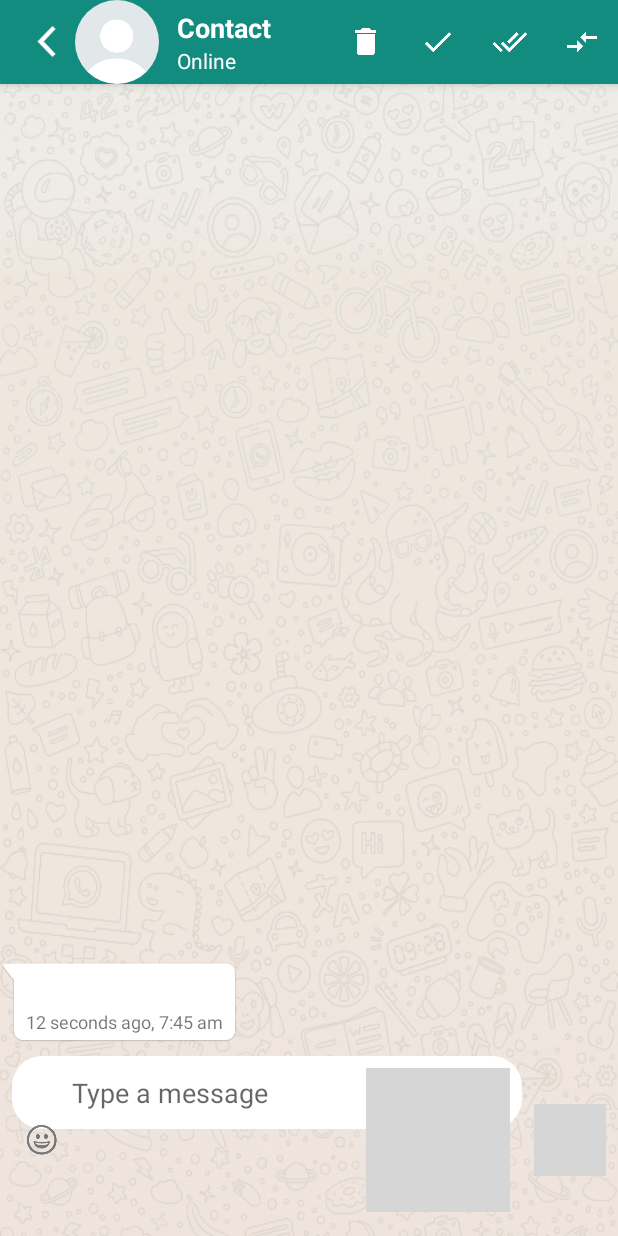
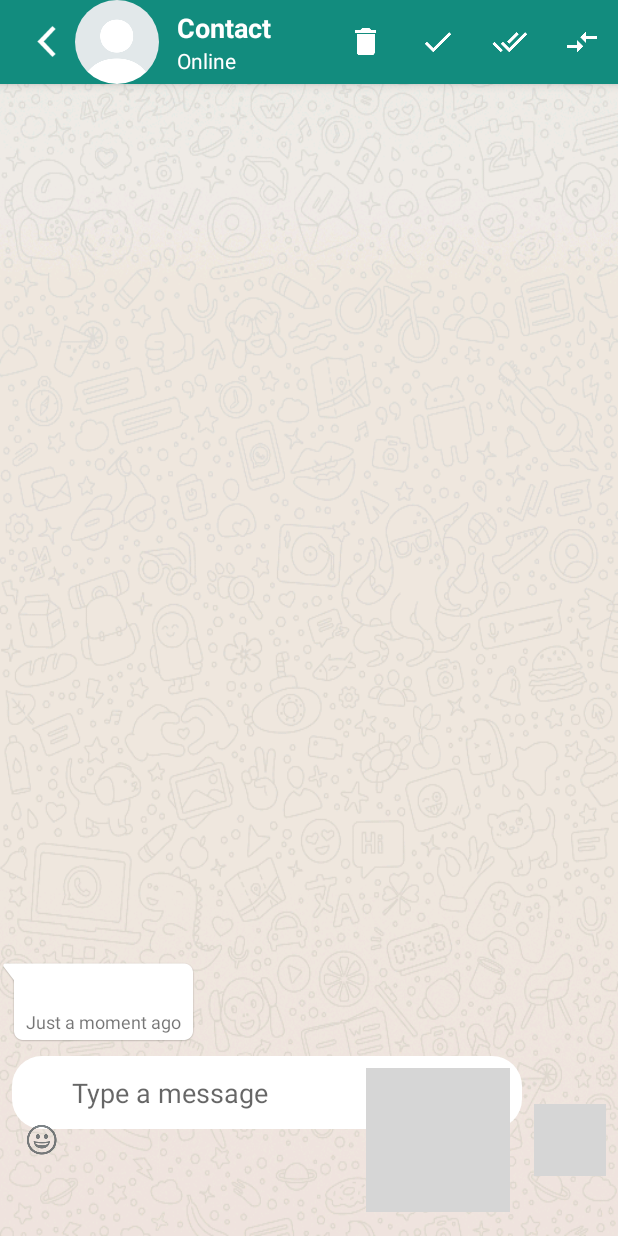
Before and after one commit to chilinoodle/OMAC_TrainingTask4, an Android app: the ConversationActivity screen opened directly, with no data from a screen before it, after a tap on an icon or button, on a phone screen of 412 x 824 dp. Run offline under Robolectric (Android 15) with nearby library versions, the light colour scheme and no system bars; our stand-ins replace CircleImageView; grey boxes are pictures that could not be loaded.

Commit message:
clean up and minor logical errors correction. added time to a message. opening image in a new activity

```diff
--- a/app/src/main/java/com/mjdroid/omactrainingtask4/ChatAdapter.java
+++ b/app/src/main/java/com/mjdroid/omactrainingtask4/ChatAdapter.java
@@ -12,9 +12,11 @@ import android.widget.ImageView;
 import android.widget.LinearLayout;
 import android.widget.RelativeLayout;
 import android.widget.TextView;
+import java.io.File;
+import java.text.SimpleDateFormat;
+import java.util.ArrayList;
+import java.util.Calendar;
 
-import java.io.File;
-import java.util.ArrayList;
 
 /**
  * Created by Mazen on 3/17/2018.
@@ -33,34 +35,81 @@ public class ChatAdapter extends ArrayAdapter<ChatMsg> {
             chatItemView = LayoutInflater.from(getContext()).inflate(R.layout.chat_item, parent, false);
         }
 
+        ImageView mainImage = (ImageView) chatItemView.findViewById(R.id.main_image);
+        TextView mainMsg = (TextView) chatItemView.findViewById(R.id.main_msg);
+
         ChatMsg currentMsg = getItem(position);
 
-        if (currentMsg.getImageFileName() != null) {
-            ImageView imageView = (ImageView) chatItemView.findViewById(R.id.main_image);
-            imageView.setVisibility(View.VISIBLE);
+        /*Log.v("ChatMsg at",""+position);
+        Log.v("Text", currentMsg.getMsg());
+        Log.v("state", "" + currentMsg.getState());
+        Log.v("Time", "" + currentMsg.getMsgTime());
+        Log.v("Has image", "" + currentMsg.hasImage());
+        Log.v("Has video", "" + currentMsg.hasVideo());
+        Log.v("------","------");*/
+
+        Bitmap imageBM;
+
+        if (currentMsg.hasImage()) {
+
             String pathAndName = currentMsg.getImageFileName();
             File image = new File(pathAndName);
-            Bitmap imageBM = BitmapFactory.decodeFile(image.getAbsolutePath());
-            imageView.setImageBitmap(imageBM);
+            imageBM = BitmapFactory.decodeFile(image.getAbsolutePath());
+            mainImage.setVisibility(View.VISIBLE);
+            mainMsg.setVisibility(View.GONE);
+
+            try {
+                int height = imageBM.getHeight();
+                int width = imageBM.getWidth();
+                Bitmap imageBMTN = Bitmap.createScaledBitmap(imageBM, width / 10, height / 10, false);
+                mainImage.setImageBitmap(imageBMTN);
+            }
+            catch (NullPointerException e) {
+                mainImage.setVisibility(View.GONE);
+                mainMsg.setVisibility(View.VISIBLE);
+                mainMsg.setText("(Image was deleted locally)");
+            }
 
         } else {
-            ImageView imageView = (ImageView) chatItemView.findViewById(R.id.main_image);
-            imageView.setVisibility(View.GONE);
-            TextView msgView = (TextView) chatItemView.findViewById(R.id.main_msg);
-            msgView.setText(currentMsg.getMsg());
+            mainImage.setVisibility(View.GONE);
+            mainMsg.setVisibility(View.VISIBLE);
+            mainMsg.setText(currentMsg.getMsg());
+        }
+
+        long currentTime = Calendar.getInstance().getTimeInMillis();
+        long msgTime = currentMsg.getMsgTime();
+        int msgAge = (int) (currentTime - msgTime);
+        String timeString;
+        SimpleDateFormat sdf;
+
+        if (msgAge < 10 * 1000) {
+            timeString = "Just a moment ago";
+        } else if (msgAge < 15 * 1000) {
+            timeString = (int) Math.floor(msgAge / 1000) + " seconds ago";
+        } else if (msgAge < 60 * 1000) {
+            timeString = "Less than a minute ago";
+        } else if (msgAge < 30 * 60 * 1000) {
+            timeString = (int) Math.floor(msgAge / (60 * 1000)) + " minutes ago";
+        } else if (msgAge < 24 * 60 * 60 * 1000){
+            sdf = new SimpleDateFormat("HH:mm");
+            timeString = sdf.format(msgTime);
+        } else {
+            sdf = new SimpleDateFormat("dd/MM");
+            timeString = sdf.format(msgTime);
         }
 
         TextView timeView = (TextView) chatItemView.findViewById(R.id.time);
-        timeView.setText("12 seconds ago, 7:45 am");
+        timeView.setText(timeString);
 
         ImageView statusView = (ImageView) chatItemView.findViewById(R.id.state);
         statusView.setImageResource(currentMsg.getState());
 
         LinearLayout bubble = (LinearLayout) chatItemView.findViewById(R.id.msg_bubble);
 
-        if(currentMsg.isOutgoing()) {
+        if(currentMsg.isOutgoing() == ChatMsg.OUTGOING) {
             bubble.setBackgroundResource(R.drawable.balloon_outgoing_normal);
             ((RelativeLayout) chatItemView).setGravity(Gravity.RIGHT);
+            statusView.setVisibility(View.VISIBLE);
         } else {
             bubble.setBackgroundResource(R.drawable.balloon_incoming_normal);
             ((RelativeLayout) chatItemView).setGravity(Gravity.LEFT);
--- a/app/src/main/java/com/mjdroid/omactrainingtask4/ChatMsg.java
+++ b/app/src/main/java/com/mjdroid/omactrainingtask4/ChatMsg.java
@@ -1,8 +1,7 @@
 package com.mjdroid.omactrainingtask4;
 
-import android.app.Activity;
-import android.graphics.Bitmap;
-import android.media.MediaPlayer;
+
+import java.util.Date;
 
 /**
  * Created by Mazen on 3/17/2018.
@@ -12,22 +11,37 @@ public class ChatMsg {
     private int mState = MSG_PENDING;
     private boolean mOutgoing = OUTGOING;
     private String mImageFileName;
+    private long mTime;
+    private boolean mHasImage = WITHOUT_IMAGE;
+    private boolean mHasVideo = WITHOUT_VIDEO;
 
     public static final int MSG_PENDING = R.drawable.msg_status_gray_waiting;
     public static final int MSG_SENT = R.drawable.msg_status_server_receive;
     public static final int MSG_SEEN = R.drawable.msg_status_client_read;
     public static final boolean OUTGOING = true;
+    public static final boolean INCOMING = false;
+    public static final boolean WITH_IMAGE = true;
+    public static final boolean WITH_VIDEO = true;
+    public static final boolean WITHOUT_IMAGE = false;
+    public static final boolean WITHOUT_VIDEO = false;
 
-    public ChatMsg(String msg, int state, boolean outgoing){
+
+    public ChatMsg(String msg, int state, boolean outgoing, boolean hasImage, boolean hasVideo, long time){
         mMsg = msg;
         mState = state;
         mOutgoing = outgoing;
+        mHasImage = hasImage;
+        mHasVideo = hasVideo;
+        mTime = time;
     }
 
-    public ChatMsg(String msg, int state, boolean outgoing, String imageFileName) {
+    public ChatMsg(String msg, int state, boolean outgoing, boolean hasImage, boolean hasVideo, long time, String imageFileName) {
         mMsg = msg;
         mState = state;
         mOutgoing = outgoing;
+        mHasImage = hasImage;
+        mHasVideo = hasVideo;
+        mTime = time;
         mImageFileName = imageFileName;
     }
 
@@ -47,6 +61,14 @@ public class ChatMsg {
         return mOutgoing;
     }
 
+    public boolean hasImage() {
+        return mHasImage;
+    }
+
+    public boolean hasVideo() {
+        return mHasVideo;
+    }
+
     public void setMsg(String msg) {
         mMsg = msg;
     }
@@ -55,4 +77,12 @@ public class ChatMsg {
         mState = state;
     }
 
+    public long getMsgTime () {
+        return mTime;
+    }
+
+    public void setMsgTime (long time) {
+        mTime = time;
+    }
+
 }
--- a/app/src/main/java/com/mjdroid/omactrainingtask4/ConversationActivity.java
+++ b/app/src/main/java/com/mjdroid/omactrainingtask4/ConversationActivity.java
@@ -7,7 +7,6 @@ import android.content.DialogInterface;
 import android.content.Intent;
 import android.content.SharedPreferences;
 import android.content.pm.PackageManager;
-import android.graphics.Bitmap;
 import android.media.AudioAttributes;
 import android.media.AudioManager;
 import android.media.SoundPool;
@@ -22,6 +21,7 @@ import android.support.v7.widget.Toolbar;
 import android.view.Menu;
 import android.view.MenuItem;
 import android.view.View;
+import android.widget.AdapterView;
 import android.widget.EditText;
 import android.widget.ImageView;
 import android.widget.ListView;
@@ -31,8 +31,8 @@ import java.io.File;
 import java.lang.reflect.Type;
 import java.text.SimpleDateFormat;
 import java.util.ArrayList;
+import java.util.Calendar;
 import java.util.Date;
-
 
 
 public class ConversationActivity extends AppCompatActivity {
@@ -42,6 +42,10 @@ public class ConversationActivity extends AppCompatActivity {
     public ChatAdapter adapter;
     public EditText chatEdit;
     public boolean isOutgoing = ChatMsg.OUTGOING;
+    public boolean withImage = ChatMsg.WITH_IMAGE;
+    public boolean withVideo = ChatMsg.WITH_VIDEO;
+    public boolean withoutImage = ChatMsg.WITHOUT_IMAGE;
+    public boolean withoutVideo = ChatMsg.WITHOUT_VIDEO;
     public SoundPool.Builder spb;
     public AudioAttributes.Builder aab;
     public SoundPool sp;
@@ -101,7 +105,9 @@ public class ConversationActivity extends AppCompatActivity {
         sendButton.setOnClickListener(new View.OnClickListener() {
             @Override
             public void onClick(View v) {
-                ChatMsg msg = new ChatMsg(chatEdit.getText().toString(), ChatMsg.MSG_PENDING, isOutgoing);
+                long msgTime = Calendar.getInstance().getTimeInMillis();
+                //ChatMsg(String msg, int state, boolean outgoing, boolean hasImage, boolean hasVideo, long time)
+                ChatMsg msg = new ChatMsg(chatEdit.getText().toString(), ChatMsg.MSG_PENDING, isOutgoing, withoutImage, withoutVideo, msgTime);
                 chatArray.add(msg);
                 if (msg.isOutgoing()) {
                     playSend();
@@ -120,7 +126,7 @@ public class ConversationActivity extends AppCompatActivity {
                 @Override
                 public void onClick(View v) {
                     Intent takePictureIntent = new Intent(MediaStore.ACTION_IMAGE_CAPTURE);
-                    File imageDirectory = Environment.getExternalStoragePublicDirectory(Environment.DIRECTORY_PICTURES);
+                    File imageDirectory = Environment.getExternalStoragePublicDirectory(Environment.DIRECTORY_PICTURES + "/MJ_Pictures");
                     mCurrentPhotoPath = imageDirectory.getAbsolutePath();
                     String imageName = createImageFileName();
                     currentImageFileName = imageName;
@@ -128,9 +134,6 @@ public class ConversationActivity extends AppCompatActivity {
                     Uri photoUri = Uri.fromFile(imageFile);
                     takePictureIntent.putExtra(MediaStore.EXTRA_OUTPUT, photoUri);
                     startActivityForResult(takePictureIntent, REQUEST_IMAGE_CAPTURE);
-
-                    //HERE WAS THE BLOCK THAT IS NOW IN onActivityResult
-
                 }
             });
         }
@@ -146,8 +149,9 @@ public class ConversationActivity extends AppCompatActivity {
     @Override
     public void onActivityResult(int requestCode, int resultCode, Intent data) {
         if (requestCode == REQUEST_IMAGE_CAPTURE && resultCode == RESULT_OK) {
-            //THIS BLOCK WAS IN OnClickListener of camButton:
-            ChatMsg msg = new ChatMsg("",ChatMsg.MSG_PENDING,isOutgoing,mCurrentPhotoPath + "/" + currentImageFileName);
+            long msgTime = Calendar.getInstance().getTimeInMillis();
+            //ChatMsg(String msg, int state, boolean outgoing, boolean hasImage, boolean hasVideo, long time, String imageFileName)
+            ChatMsg msg = new ChatMsg("", ChatMsg.MSG_PENDING, isOutgoing, withImage, withoutVideo, msgTime, mCurrentPhotoPath + "/" + currentImageFileName);
             chatArray.add(msg);
             if (msg.isOutgoing()) {
                 playSend();
@@ -164,10 +168,10 @@ public class ConversationActivity extends AppCompatActivity {
     public boolean onOptionsItemSelected(MenuItem item) {
         switch(item.getItemId()) {
             case R.id.switch_conversation:
-                if (isOutgoing == true) {
-                    isOutgoing = false;
-                } else if (isOutgoing == false) {
-                    isOutgoing = true;
+                if (isOutgoing == ChatMsg.OUTGOING) {
+                    isOutgoing = ChatMsg.INCOMING;
+                } else if (isOutgoing == ChatMsg.INCOMING) {
+                    isOutgoing = ChatMsg.OUTGOING;
                 }
                 return true;
 
@@ -205,10 +209,21 @@ public class ConversationActivity extends AppCompatActivity {
         adapter = new ChatAdapter(ConversationActivity.this,chatArray);
         chatList.setAdapter(adapter);
         chatList.setSelection(chatList.getAdapter().getCount() - 1);
+        chatList.setOnItemClickListener(new AdapterView.OnItemClickListener() {
+            @Override
+            public void onItemClick(AdapterView<?> parent, View view, int position, long id) {
+                ChatMsg imageMsg = chatArray.get(position);
+                if (imageMsg.hasImage()) {
+                    Intent showImage = new Intent(ConversationActivity.this, ShowImage.class);
+                    showImage.putExtra("imagePath", imageMsg.getImageFileName());
+                    startActivity(showImage);
+                }
+            }
+        });
     }
 
     public void saveChatList() {
-        SharedPreferences sp = getSharedPreferences("shared preferences",MODE_PRIVATE);
+        SharedPreferences sp = getSharedPreferences("shared preferences", MODE_PRIVATE);
         SharedPreferences.Editor editor =sp.edit();
         Gson gson = new Gson();
         String json = gson.toJson(chatArray);
@@ -217,16 +232,32 @@ public class ConversationActivity extends AppCompatActivity {
     }
 
     public void loadChatList() {
-        SharedPreferences sp = getSharedPreferences("shared preferences",MODE_PRIVATE);
+        SharedPreferences sp = getSharedPreferences("shared preferences", MODE_PRIVATE);
+
+        //TO PRINT TO LOG SHAREDPREFERENCES CONTENT:
+        /*Map<String, ?> allEntries = sp.getAll();
+        for (Map.Entry<String,?> entry : allEntries.entrySet()) {
+            Log.v("map value", entry.getKey() + ": " + entry.getValue().toString());
+        }*/
+
         Gson gson = new Gson();
         String json = sp.getString("chat list", null);
         Type type = new TypeToken<ArrayList<ChatMsg>>() {}.getType();
         chatArray = gson.fromJson(json, type);
 
+        //TO PRINT TO LOG CHAT ARRAY AFTER LOAD:
+        /*for (int i=0; i < chatArray.size(); i++) {
+            ChatMsg cm = chatArray.get(i);
+            Log.v("Chat text", cm.getMsg());
+            Log.v("Has image", ""+cm.hasImage());
+            Log.v("Has video", ""+cm.hasVideo());
+            Log.v("State", ""+cm.getState());
+            Log.v("Is outgoing", ""+cm.isOutgoing());
+        }*/
+
         if (chatArray == null) {
             chatArray = new ArrayList<ChatMsg>();
         }
-
     }
 
     public void deleteChatHistory() {
--- a/app/src/main/res/layout/chat_item.xml
+++ b/app/src/main/res/layout/chat_item.xml
@@ -28,14 +28,11 @@
 
         <ImageView
             android:id="@+id/main_image"
-            android:layout_width="120dp"
-            android:layout_height="120dp"
-            android:paddingStart="8dp"
-            android:paddingEnd="8dp"
-            android:paddingBottom="4dp"
-            android:paddingTop="4dp"
+            android:layout_width="240dp"
+            android:layout_height="240dp"
+            android:layout_margin="8dp"
             android:scaleType="centerCrop"
-            android:visibility="gone"
+            android:visibility="visible"
             tools:src="@drawable/avatar_contact"/>
 
         <LinearLayout
```
Also changed, not shown: app/src/main/AndroidManifest.xml (+8 -8 lines), app/src/main/java/com/mjdroid/omactrainingtask4/ShowImage.java (added, +40 -0 lines), app/src/main/res/layout/activity_show_image.xml (added, +61 -0 lines).
